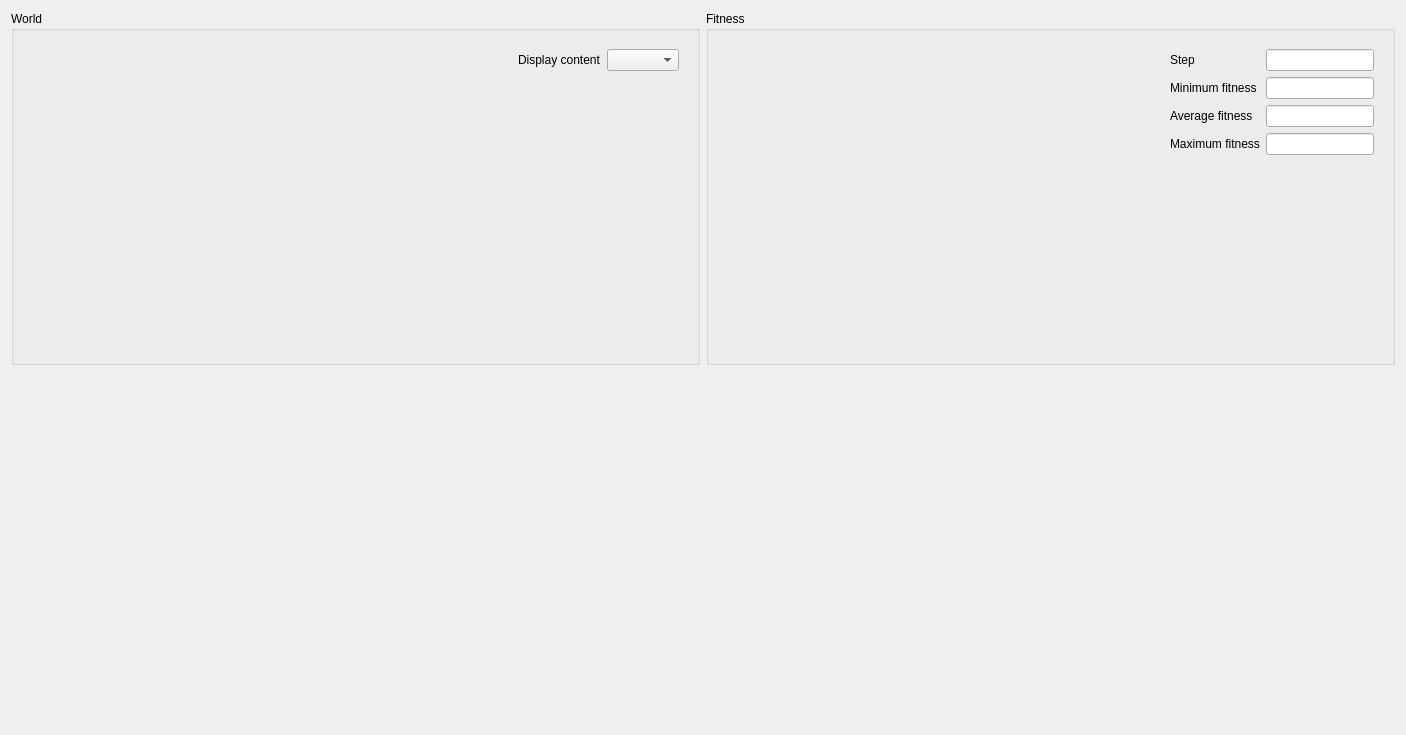
Before: the Qt Designer form src/libs/ecoscope/gep_scope_main_window.ui in FrankBlabu/GenePool, drawn with Qt 5.
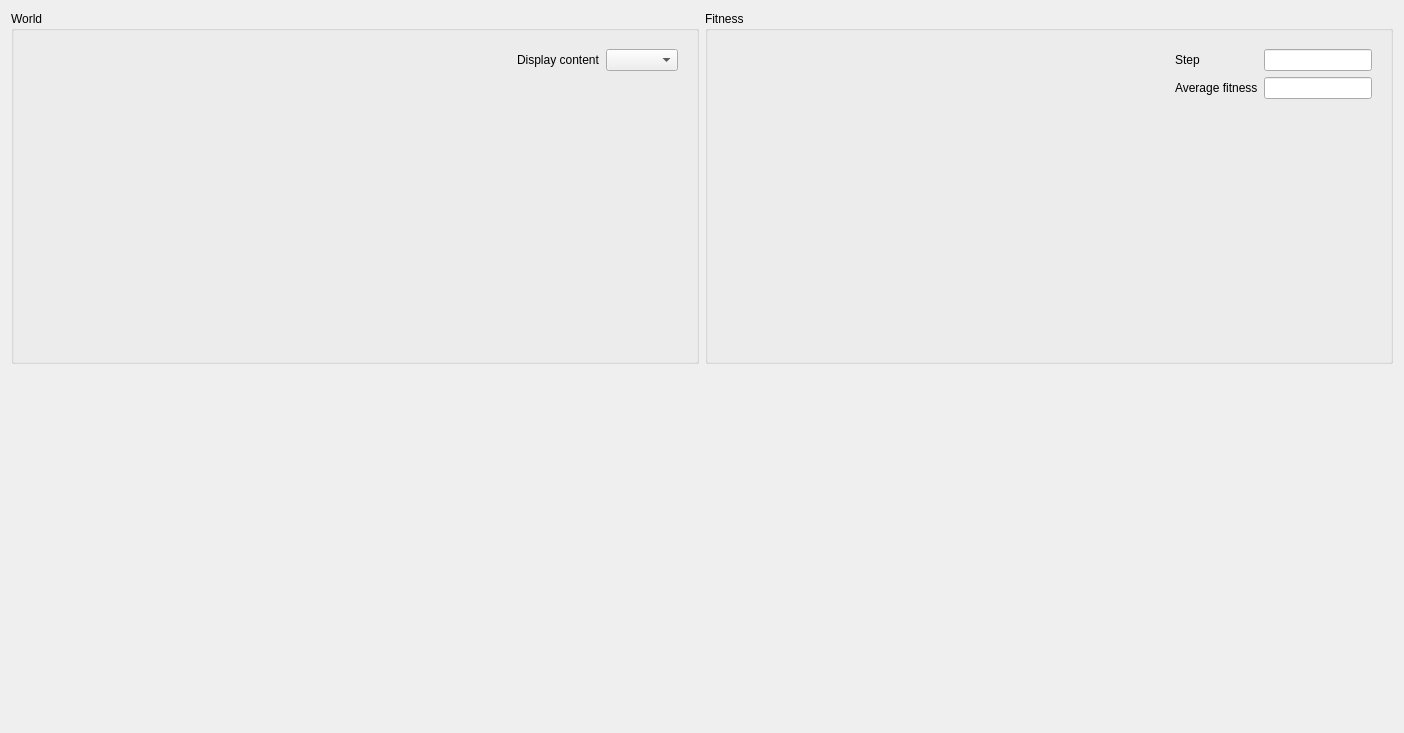
After: the same form once the commit is applied.

Commit message: Fitness calculation is controller based now.

Diff of the .ui file:
```diff
--- a/src/libs/ecoscope/gep_scope_main_window.ui
+++ b/src/libs/ecoscope/gep_scope_main_window.ui
@@ -6,8 +6,8 @@
    <rect>
     <x>0</x>
     <y>0</y>
-    <width>1406</width>
-    <height>735</height>
+    <width>1404</width>
+    <height>733</height>
    </rect>
   </property>
   <property name="windowTitle">
@@ -107,33 +107,13 @@
           </widget>
          </item>
          <item row="1" column="0">
-          <widget class="QLabel" name="_minimum_fitness_label">
-           <property name="text">
-            <string>Minimum fitness</string>
-           </property>
-          </widget>
-         </item>
-         <item row="1" column="1">
-          <widget class="QLineEdit" name="_minimum_fitness">
-           <property name="sizePolicy">
-            <sizepolicy hsizetype="Preferred" vsizetype="Fixed">
-             <horstretch>0</horstretch>
-             <verstretch>0</verstretch>
-            </sizepolicy>
-           </property>
-           <property name="readOnly">
-            <bool>true</bool>
-           </property>
-          </widget>
-         </item>
-         <item row="2" column="0">
           <widget class="QLabel" name="_average_fitness_label">
            <property name="text">
             <string>Average fitness</string>
            </property>
           </widget>
          </item>
-         <item row="2" column="1">
+         <item row="1" column="1">
           <widget class="QLineEdit" name="_average_fitness">
            <property name="sizePolicy">
             <sizepolicy hsizetype="Preferred" vsizetype="Fixed">
@@ -141,32 +121,18 @@
              <verstretch>0</verstretch>
             </sizepolicy>
            </property>
-           <property name="readOnly">
-            <bool>true</bool>
+           <property name="minimumSize">
+            <size>
+             <width>100</width>
+             <height>0</height>
+            </size>
            </property>
-          </widget>
-         </item>
-         <item row="3" column="0">
-          <widget class="QLabel" name="_maximum_fitness_label">
-           <property name="text">
-            <string>Maximum fitness</string>
-           </property>
-          </widget>
-         </item>
-         <item row="3" column="1">
-          <widget class="QLineEdit" name="_maximum_fitness">
-           <property name="sizePolicy">
-            <sizepolicy hsizetype="Preferred" vsizetype="Fixed">
-             <horstretch>0</horstretch>
-             <verstretch>0</verstretch>
-            </sizepolicy>
-           </property>
            <property name="readOnly">
             <bool>true</bool>
            </property>
           </widget>
          </item>
-         <item row="4" column="0" colspan="2">
+         <item row="2" column="0" colspan="2">
           <spacer name="verticalSpacer_2">
            <property name="orientation">
             <enum>Qt::Vertical</enum>
```
The commit also changes 26 other files.
